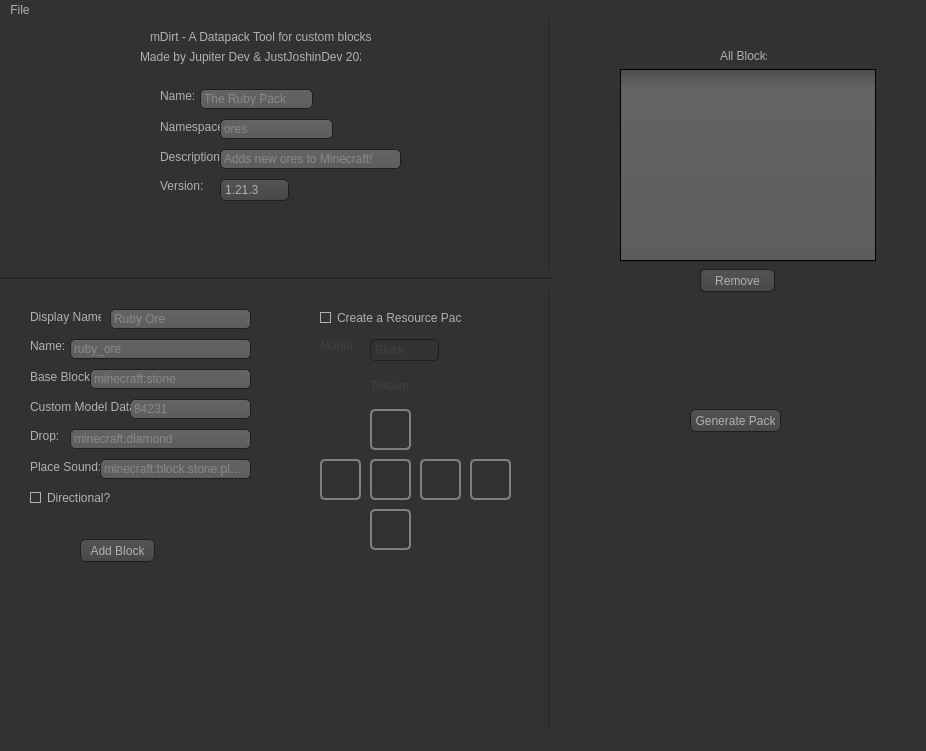
Above: lib/main.ui from TheJupiterDev/mDirt before the change. Below: the same form after it.
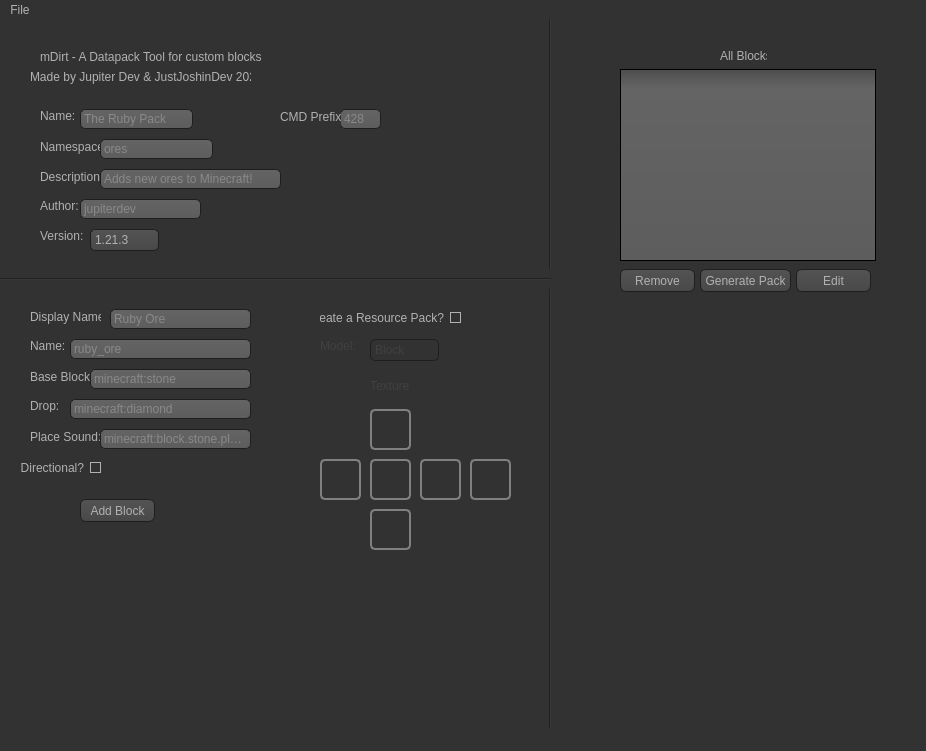
That is the form after the change. Icons and pictures are not drawn.

Patch:
```diff
--- a/lib/main.ui
+++ b/lib/main.ui
@@ -111,7 +111,7 @@
     border-radius: 5;
 }
 
-QPushButton #a, #buttonAddBlock, #buttonGeneratePack, #buttonRemoveBlock
+QPushButton #a, #buttonAddBlock, #buttonGeneratePack, #buttonRemoveBlock, #buttonEditBlock
 {
     color: #b1b1b1;
     background-color: QLinearGradient( x1: 0, y1: 0, x2: 0, y2: 1, stop: 0 #565656, stop: 0.1 #525252, stop: 0.5 #4e4e4e, stop: 0.9 #4a4a4a, stop: 1 #464646);
@@ -522,9 +522,9 @@
    <widget class="QLineEdit" name="blockCMD">
     <property name="geometry">
      <rect>
-      <x>130</x>
-      <y>380</y>
-      <width>121</width>
+      <x>340</x>
+      <y>90</y>
+      <width>41</width>
       <height>20</height>
      </rect>
     </property>
@@ -532,20 +532,20 @@
      <string>&lt;html&gt;&lt;head/&gt;&lt;body&gt;&lt;p&gt;The custom model data of your block.&lt;br/&gt;It is convention to have a specific number you put before the custom model data&lt;br/&gt;in your pack. For instance, I might use `890` as a prefix. My first item would be&lt;br/&gt;8901, then 8902, etc.&lt;/p&gt;&lt;/body&gt;&lt;/html&gt;</string>
     </property>
     <property name="placeholderText">
-     <string>84231</string>
+     <string>428</string>
     </property>
    </widget>
    <widget class="QLabel" name="label_4">
     <property name="geometry">
      <rect>
-      <x>30</x>
-      <y>380</y>
-      <width>101</width>
+      <x>280</x>
+      <y>90</y>
+      <width>61</width>
       <height>16</height>
      </rect>
     </property>
     <property name="text">
-     <string>Custom Model Data:</string>
+     <string>CMD Prefix:</string>
     </property>
    </widget>
    <widget class="QLineEdit" name="blockDisplayName">
@@ -613,7 +613,7 @@
     <property name="geometry">
      <rect>
       <x>80</x>
-      <y>520</y>
+      <y>480</y>
       <width>75</width>
       <height>23</height>
      </rect>
@@ -667,7 +667,7 @@
    <widget class="QPushButton" name="buttonRemoveBlock">
     <property name="geometry">
      <rect>
-      <x>700</x>
+      <x>620</x>
       <y>250</y>
       <width>75</width>
       <height>23</height>
@@ -696,8 +696,8 @@
    <widget class="QLabel" name="label_10">
     <property name="geometry">
      <rect>
-      <x>160</x>
-      <y>70</y>
+      <x>40</x>
+      <y>90</y>
       <width>47</width>
       <height>13</height>
      </rect>
@@ -709,8 +709,8 @@
    <widget class="QLineEdit" name="packName">
     <property name="geometry">
      <rect>
-      <x>200</x>
-      <y>70</y>
+      <x>80</x>
+      <y>90</y>
       <width>113</width>
       <height>20</height>
      </rect>
@@ -725,8 +725,8 @@
    <widget class="QLabel" name="label_11">
     <property name="geometry">
      <rect>
-      <x>160</x>
-      <y>100</y>
+      <x>40</x>
+      <y>120</y>
       <width>61</width>
       <height>16</height>
      </rect>
@@ -738,8 +738,8 @@
    <widget class="QLineEdit" name="packNamespace">
     <property name="geometry">
      <rect>
-      <x>220</x>
-      <y>100</y>
+      <x>100</x>
+      <y>120</y>
       <width>113</width>
       <height>20</height>
      </rect>
@@ -757,8 +757,8 @@
    <widget class="QLabel" name="label_12">
     <property name="geometry">
      <rect>
-      <x>160</x>
-      <y>130</y>
+      <x>40</x>
+      <y>150</y>
       <width>61</width>
       <height>16</height>
      </rect>
@@ -770,8 +770,8 @@
    <widget class="QLineEdit" name="packDescription">
     <property name="geometry">
      <rect>
-      <x>220</x>
-      <y>130</y>
+      <x>100</x>
+      <y>150</y>
       <width>181</width>
       <height>20</height>
      </rect>
@@ -786,8 +786,8 @@
    <widget class="QLabel" name="label_13">
     <property name="geometry">
      <rect>
-      <x>160</x>
-      <y>160</y>
+      <x>40</x>
+      <y>210</y>
       <width>47</width>
       <height>13</height>
      </rect>
@@ -799,8 +799,8 @@
    <widget class="QComboBox" name="packVersion">
     <property name="geometry">
      <rect>
-      <x>220</x>
-      <y>160</y>
+      <x>90</x>
+      <y>210</y>
       <width>69</width>
       <height>22</height>
      </rect>
@@ -817,8 +817,8 @@
    <widget class="QPushButton" name="buttonGeneratePack">
     <property name="geometry">
      <rect>
-      <x>690</x>
-      <y>390</y>
+      <x>700</x>
+      <y>250</y>
       <width>91</width>
       <height>23</height>
      </rect>
@@ -833,8 +833,8 @@
    <widget class="QLabel" name="label_14">
     <property name="geometry">
      <rect>
-      <x>150</x>
-      <y>10</y>
+      <x>40</x>
+      <y>30</y>
       <width>281</width>
       <height>16</height>
      </rect>
@@ -846,8 +846,8 @@
    <widget class="QLabel" name="label_15">
     <property name="geometry">
      <rect>
-      <x>140</x>
-      <y>30</y>
+      <x>30</x>
+      <y>50</y>
       <width>221</width>
       <height>16</height>
      </rect>
@@ -900,6 +900,9 @@
     <property name="toolTip">
      <string>&lt;html&gt;&lt;head/&gt;&lt;body&gt;&lt;p&gt;&lt;span style=&quot; font-weight:600;&quot;&gt;Highly Recomended!&lt;/span&gt;&lt;br/&gt;Whether or not you want to create a resource pack with the datapack.&lt;br/&gt;This is highly reccommended, because it will only work without this&lt;/p&gt;&lt;p&gt;if you have a resource pack already setup in a specific way.&lt;/p&gt;&lt;/body&gt;&lt;/html&gt;</string>
     </property>
+    <property name="layoutDirection">
+     <enum>Qt::RightToLeft</enum>
+    </property>
     <property name="text">
      <string>Create a Resource Pack?</string>
     </property>
@@ -945,7 +948,7 @@
     <property name="geometry">
      <rect>
       <x>30</x>
-      <y>410</y>
+      <y>380</y>
       <width>47</width>
       <height>13</height>
      </rect>
@@ -958,7 +961,7 @@
     <property name="geometry">
      <rect>
       <x>70</x>
-      <y>410</y>
+      <y>380</y>
       <width>181</width>
       <height>20</height>
      </rect>
@@ -1219,8 +1222,8 @@
    <widget class="QCheckBox" name="directionalCheck">
     <property name="geometry">
      <rect>
-      <x>30</x>
-      <y>470</y>
+      <x>20</x>
+      <y>440</y>
       <width>81</width>
       <height>17</height>
      </rect>
@@ -1228,6 +1231,9 @@
     <property name="toolTip">
      <string>&lt;html&gt;&lt;head/&gt;&lt;body&gt;&lt;p&gt;Should your block be directional?&lt;br/&gt;When checked, it will be placed like a log.&lt;br/&gt;Otherwise, it will always face up.&lt;/p&gt;&lt;/body&gt;&lt;/html&gt;</string>
     </property>
+    <property name="layoutDirection">
+     <enum>Qt::RightToLeft</enum>
+    </property>
     <property name="text">
      <string>Directional?</string>
     </property>
@@ -1236,7 +1242,7 @@
     <property name="geometry">
      <rect>
       <x>30</x>
-      <y>440</y>
+      <y>410</y>
       <width>71</width>
       <height>16</height>
      </rect>
@@ -1249,7 +1255,7 @@
     <property name="geometry">
      <rect>
       <x>100</x>
-      <y>440</y>
+      <y>410</y>
       <width>151</width>
       <height>20</height>
      </rect>
@@ -1261,6 +1267,51 @@
      <string>minecraft:block.stone.place</string>
     </property>
    </widget>
+   <widget class="QLabel" name="label_7">
+    <property name="geometry">
+     <rect>
+      <x>40</x>
+      <y>180</y>
+      <width>47</width>
+      <height>13</height>
+     </rect>
+    </property>
+    <property name="text">
+     <string>Author:</string>
+    </property>
+   </widget>
+   <widget class="QLineEdit" name="author">
+    <property name="geometry">
+     <rect>
+      <x>80</x>
+      <y>180</y>
+      <width>121</width>
+      <height>20</height>
+     </rect>
+    </property>
+    <property name="toolTip">
+     <string>&lt;html&gt;&lt;head/&gt;&lt;body&gt;&lt;p&gt;The author of the pack. This is used occasionally in the datapack, and should only be lowercase characters, nothing else.&lt;/p&gt;&lt;/body&gt;&lt;/html&gt;</string>
+    </property>
+    <property name="placeholderText">
+     <string>jupiterdev</string>
+    </property>
+   </widget>
+   <widget class="QPushButton" name="buttonEditBlock">
+    <property name="geometry">
+     <rect>
+      <x>796</x>
+      <y>250</y>
+      <width>75</width>
+      <height>23</height>
+     </rect>
+    </property>
+    <property name="toolTip">
+     <string>&lt;html&gt;&lt;head/&gt;&lt;body&gt;&lt;p&gt;Click a block from above, then press Edit to edit the block.&lt;/p&gt;&lt;/body&gt;&lt;/html&gt;</string>
+    </property>
+    <property name="text">
+     <string>Edit</string>
+    </property>
+   </widget>
   </widget>
   <widget class="QStatusBar" name="statusbar"/>
   <widget class="QMenuBar" name="menuBar">
```
Left out of the diff: 7 changed lines with no effect on the pictures.
